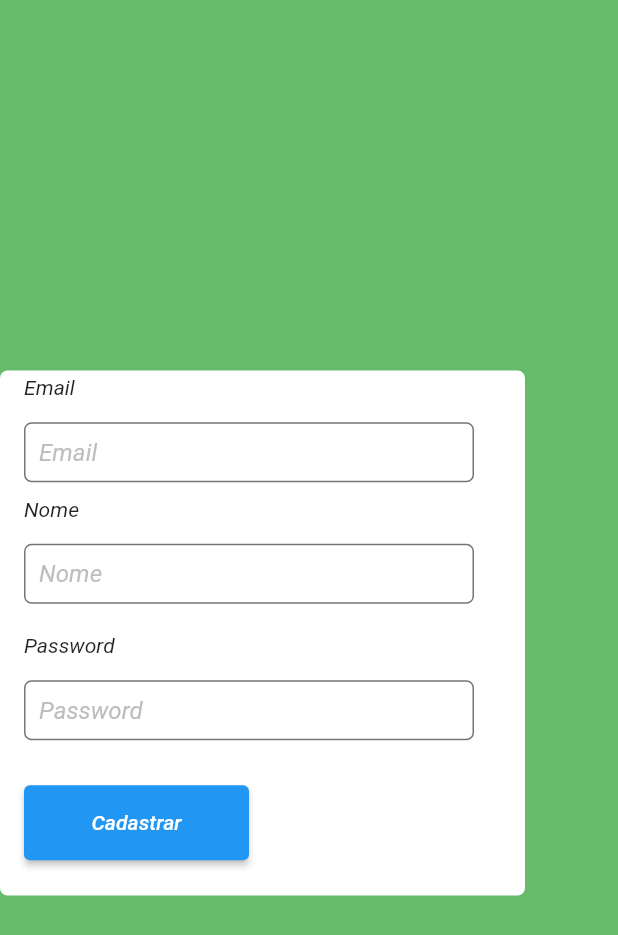
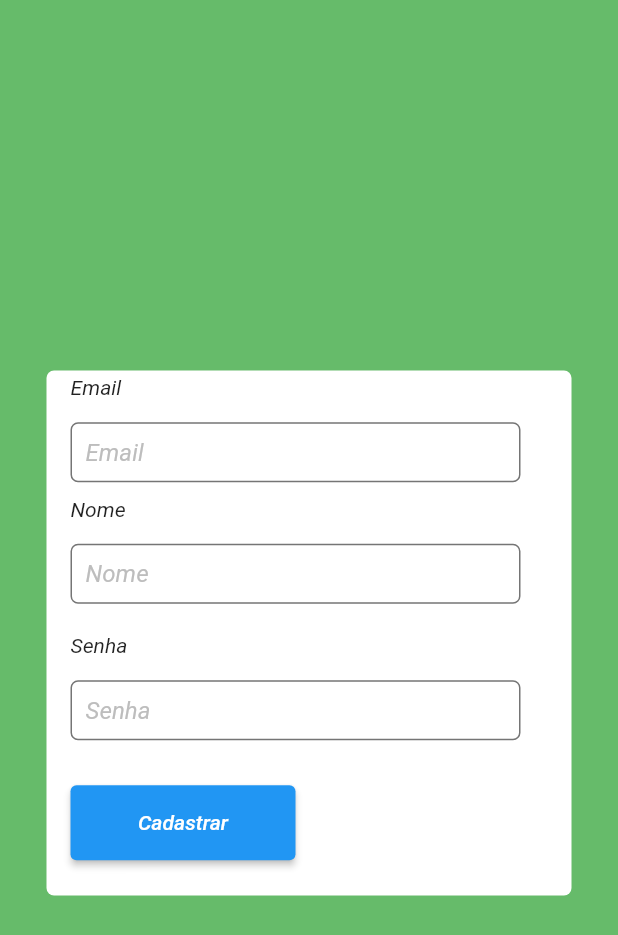
Before and after one commit to AlanFelixds/front, a Flutter app: the SignupPage screen opened by its route, after a tap on "Cadastrar", on a phone screen of 412 x 824 dp. Shown: the top 935 px of the screen. Run offline on Flutter 3.47's test engine with Material 2 defaults, Android fonts, the phone set to English and light mode, and no system bars; our stand-ins replace dio, flutter_modular, get, shared_preferences; accounts and stored records are empty; network calls fail.

Commit message:
up desktop

```diff
--- a/lib/src/core/widgets/customs/drawer/menu_list_tile.dart
+++ b/lib/src/core/widgets/customs/drawer/menu_list_tile.dart
@@ -5,6 +5,7 @@ class MenuListTile extends StatelessWidget {
   final VoidCallback onTap;
   final bool? selected;
   final Widget trailing;
+  final String? permissao;
 
   const MenuListTile({
     Key? key,
@@ -12,6 +13,7 @@ class MenuListTile extends StatelessWidget {
     required this.onTap,
     required this.trailing,
     this.selected,
+    this.permissao,
   }) : super(key: key);
 
   @override
--- a/lib/src/modules/login/login_controller.dart
+++ b/lib/src/modules/login/login_controller.dart
@@ -34,6 +34,7 @@ class LoginController {
 
       local.save(chave: 'token', valor: result['token']);
       local.save(chave: 'email', valor: result['email']);
+      local.save(chave: 'permissao', valor: result['permissao']);
 
       goHome();
 
--- a/lib/src/modules/root/root_module.dart
+++ b/lib/src/modules/root/root_module.dart
@@ -7,6 +7,7 @@ import 'package:front_flutter/src/modules/evento/evento_repository.dart';
 import 'package:front_flutter/src/modules/root/root_page.dart';
 import 'package:front_flutter/src/modules/solicitacoes/solicitacoes_controller.dart';
 import 'package:front_flutter/src/modules/solicitacoes/solicitacoes_page.dart';
+import 'package:front_flutter/src/modules/solicitacoes/solicitacoes_repository.dart';
 
 class RootModule extends Module {
   @override
@@ -19,7 +20,8 @@ class RootModule extends Module {
         Bind.singleton((i) => DashboardController()),
 
         //SOLICITAÇÕES
-        Bind.singleton((i) => SolicitacoesController()),
+        Bind.singleton((i) => SolicitacoesController(i())),
+        Bind.singleton((i) => SolicitacoesRepository(i())),
       ];
 
   @override
--- a/lib/src/modules/signup/signup_controller.dart
+++ b/lib/src/modules/signup/signup_controller.dart
@@ -7,9 +7,9 @@ class SignupController {
   SignupRepository signupRepository;
   SignupController(this.signupRepository);
 
-  final TextEditingController registerEmailController = TextEditingController();
-  final TextEditingController registerNameController = TextEditingController();
-  final TextEditingController registerPasswordController = TextEditingController();
+  final TextEditingController emailController = TextEditingController();
+  final TextEditingController nomeController = TextEditingController();
+  final TextEditingController senhaController = TextEditingController();
 
   String msg = '';
 
@@ -37,14 +37,14 @@ class SignupController {
 
   Future<void> createUser() async {
     UsuarioModel user = UsuarioModel();
-    user.nome = registerNameController.text;
-    user.email = registerEmailController.text;
-    user.senha = registerPasswordController.text;
+    user.nome = nomeController.text;
+    user.email = emailController.text;
+    user.senha = senhaController.text;
 
     final response = await signupRepository.register(
-      registerNameController.text,
-      registerEmailController.text,
-      registerPasswordController.text,
+      nomeController.text,
+      emailController.text,
+      senhaController.text,
     );
 
     if (response == "Usuario criado com sucesso.") {
--- a/lib/src/modules/signup/signup_page.dart
+++ b/lib/src/modules/signup/signup_page.dart
@@ -21,7 +21,8 @@ class SignupPage extends StatelessWidget {
   }
 
   Widget uiDesktop() {
-    return Column(
+    return Center(
+      child: Column(
         mainAxisAlignment: MainAxisAlignment.center,
         children: [
           const SizedBox(height: 30),
@@ -37,9 +38,9 @@ class SignupPage extends StatelessWidget {
               mainAxisAlignment: MainAxisAlignment.center,
               crossAxisAlignment: CrossAxisAlignment.start,
               children: [
-              CustomTextFormField(icon: const Icon(Icons.alternate_email_rounded), textController: controller.registerEmailController, hint: 'Email'),
-              CustomTextFormField(icon: const Icon(Icons.not_listed_location_outlined), textController: controller.registerNameController, hint: 'Nome'),
-              CustomTextFormField(icon: const Icon(Icons.lock_outline), textController: controller.registerPasswordController, hint: 'Password'),
+                CustomTextFormField(icon: const Icon(Icons.alternate_email_rounded), textController: controller.emailController, hint: 'Email'),
+                CustomTextFormField(icon: const Icon(Icons.not_listed_location_outlined), textController: controller.nomeController, hint: 'Nome'),
+                CustomTextFormField(icon: const Icon(Icons.lock_outline), textController: controller.senhaController, hint: 'Password'),
                 const SizedBox(height: 10),
                 Row(
                   children: [
@@ -55,11 +56,13 @@ class SignupPage extends StatelessWidget {
             ),
           ),
         ],
+      ),
     );
   }
 
   Widget uiMobile() {
-    return Column(
+    return Center(
+      child: Column(
         mainAxisAlignment: MainAxisAlignment.center,
         children: [
           const SizedBox(height: 20),
@@ -77,14 +80,14 @@ class SignupPage extends StatelessWidget {
               children: [
                 const Text("Email", style: TextStyle(fontSize: 14, fontStyle: FontStyle.italic)),
                 const SizedBox(height: 5),
-              CustomTextFormField(textController: controller.registerEmailController, hint: "Email"),
+                CustomTextFormField(textController: controller.emailController, hint: "Email"),
                 const Text("Nome", style: TextStyle(fontSize: 14, fontStyle: FontStyle.italic)),
                 const SizedBox(height: 5),
-              CustomTextFormField(textController: controller.registerNameController, hint: "Nome"),
+                CustomTextFormField(textController: controller.nomeController, hint: "Nome"),
                 const SizedBox(height: 10),
-              const Text("Password", style: TextStyle(fontSize: 14, fontStyle: FontStyle.italic)),
+                const Text("Senha", style: TextStyle(fontSize: 14, fontStyle: FontStyle.italic)),
                 const SizedBox(height: 5),
-              CustomTextFormField(textController: controller.registerPasswordController, hint: "Password"),
+                CustomTextFormField(textController: controller.senhaController, hint: "Senha"),
                 const SizedBox(height: 20),
                 Row(
                   children: [
@@ -99,6 +102,7 @@ class SignupPage extends StatelessWidget {
             ),
           ),
         ],
+      ),
     );
   }
 }
--- a/lib/src/modules/signup/signup_repository.dart
+++ b/lib/src/modules/signup/signup_repository.dart
@@ -4,13 +4,13 @@ class SignupRepository {
   final IWebClient _webService;
   SignupRepository(this._webService);
 
-  Future<dynamic> register(String name, String email, String password) async {
+  Future<dynamic> register(String name, String email, String senha) async {
     final response = await _webService.post(
       url: '/signup',
       body: {
-        'name': name,
+        'nome': name,
         'email': email,
-        'password': password,
+        'senha': senha,
       },
     );
     return response;
--- a/lib/src/modules/solicitacoes/solicitacoes_page.dart
+++ b/lib/src/modules/solicitacoes/solicitacoes_page.dart
@@ -62,12 +62,6 @@ class _SolicitacoesPageState extends State<SolicitacoesPage> {
                 },
                 itemCount: 3,
               ),
-              CustomElevatedButton(
-                label: 'Criar PDF',
-                onPressed: () {
-                  controller.createPDF();
-                },
-              ),
             ],
           ),
         ),
```
Also changed, not shown: lib/src/core/models/evento_model.dart (+5 -3 lines), lib/src/core/widgets/customs/drawer/custom_drawer.dart (+11 -1 lines), lib/src/modules/solicitacoes/components/list_events.dart (added, +51 -0 lines), lib/src/modules/solicitacoes/solicitacoes_controller.dart (+17 -16 lines), lib/src/modules/solicitacoes/solicitacoes_repository.dart (+11 -1 lines). Lines whose indentation alone changed are shown as unchanged.
